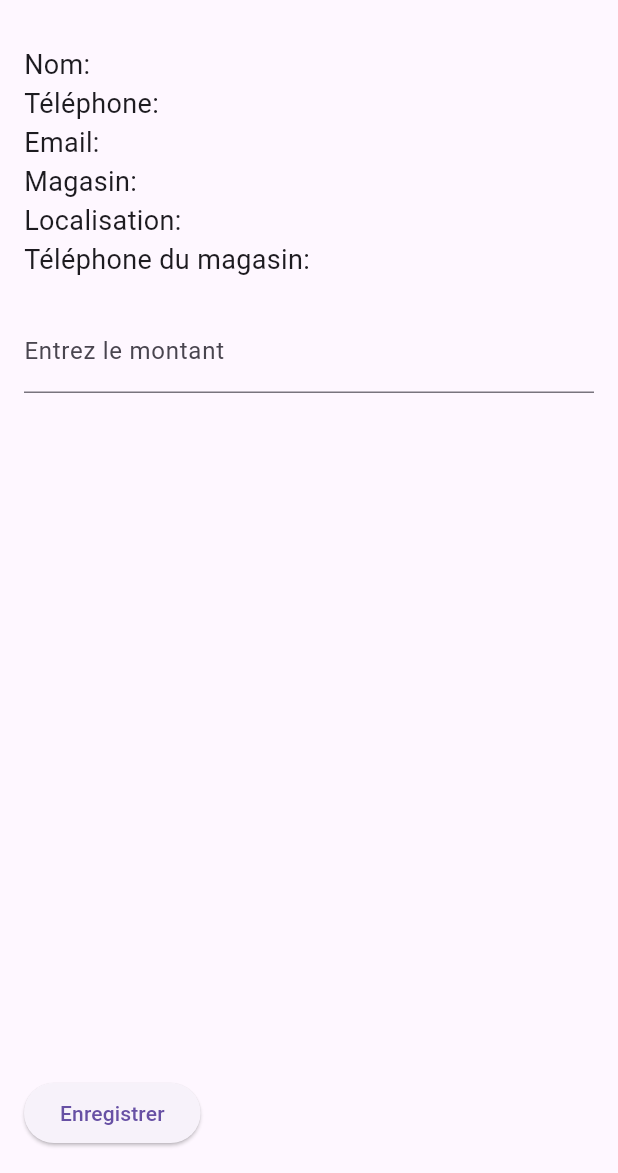
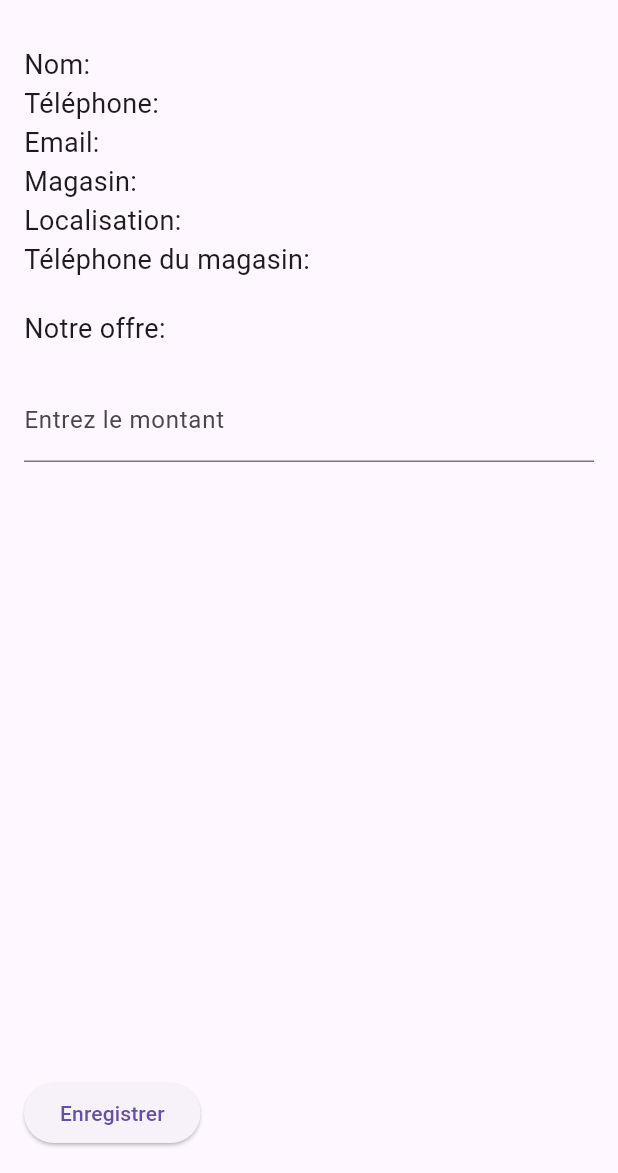
Before and after one commit to vetcho37/cartdor-flutter, a Flutter app: the TransactionNoDiscountPage screen opened directly with empty values, on a phone screen of 412 x 824 dp, the part 63-1236 px from its top. Run offline on Flutter 3.47's test engine with Material 3 defaults, Android fonts, the light colour scheme and no system bars; our stand-ins replace cloud_firestore, email_validator, firebase_auth, firebase_core, flutter_lucide, qr_flutter and 1 more; missing offline and left inert: dart:html, gallery_saver_plus, mobile_scanner; accounts and stored records are empty.

Commit message:
Mise à jour de l'application62

```diff
--- a/lib/offreseul.dart
+++ b/lib/offreseul.dart
@@ -15,6 +15,7 @@ class TransactionNoDiscountPage extends StatefulWidget {
   final String storeName;
   final String storeLocation;
   final String storePhone;
+  final String offre;
 
   TransactionNoDiscountPage({
     required this.name,
@@ -27,6 +28,7 @@ class TransactionNoDiscountPage extends StatefulWidget {
     required this.storeName,
     required this.storeLocation,
     required this.storePhone,
+    required this.offre,
   });
 
   @override
@@ -37,6 +39,7 @@ class TransactionNoDiscountPage extends StatefulWidget {
 class _TransactionNoDiscountPageState extends State<TransactionNoDiscountPage> {
   final TextEditingController _amountController = TextEditingController();
   String transactionCode = '';
+  double initialAmount = 0.0; // Montant initial avant réduction
 
   @override
   void initState() {
@@ -63,7 +66,9 @@ class _TransactionNoDiscountPageState extends State<TransactionNoDiscountPage> {
         'storeName': widget.storeName,
         'storeLocation': widget.storeLocation,
         'storePhone': widget.storePhone,
+        'initialAmount': amount,
         'amount': amount,
+        'offre': widget.offre,
         'date': DateTime.now(),
         'isDiscountApplied':
             false, // Indique que la réduction n'a pas été appliquée
@@ -122,6 +127,9 @@ class _TransactionNoDiscountPageState extends State<TransactionNoDiscountPage> {
             Text('Téléphone du magasin: ${widget.storePhone}',
                 style: TextStyle(fontSize: 18)),
             SizedBox(height: 20),
+            Text('Notre offre: ${widget.offre}',
+                style: TextStyle(fontSize: 18)),
+            SizedBox(height: 20),
             TextField(
               controller: _amountController,
               decoration: InputDecoration(labelText: 'Entrez le montant'),
--- a/lib/scanqr.dart
+++ b/lib/scanqr.dart
@@ -26,6 +26,7 @@ class _ScanQRCodePageState extends State<ScanQRCodePage> {
   late String storeName;
   late String storeLocation;
   late String storePhone;
+  late String offre;
 
   @override
   Widget build(BuildContext context) {
@@ -170,7 +171,6 @@ class _ScanQRCodePageState extends State<ScanQRCodePage> {
               },
               child: Text('Continuer la  Transaction'),
             ),
-
           ElevatedButton(
             onPressed: () {
               Navigator.of(context).pop();
@@ -200,6 +200,7 @@ class _ScanQRCodePageState extends State<ScanQRCodePage> {
           storeName: storeName,
           storeLocation: storeLocation,
           storePhone: storePhone,
+          offre: offre,
         ),
       ),
     );
@@ -220,6 +221,7 @@ class _ScanQRCodePageState extends State<ScanQRCodePage> {
           storeName: storeName,
           storeLocation: storeLocation,
           storePhone: storePhone,
+          offre: offre,
         ),
       ),
     );
--- a/lib/transactionpage.dart
+++ b/lib/transactionpage.dart
@@ -19,6 +19,7 @@ class TransactionPage extends StatefulWidget {
   final String storeName;
   final String storeLocation;
   final String storePhone;
+  final String offre;
 
   TransactionPage({
     required this.name,
@@ -32,6 +33,7 @@ class TransactionPage extends StatefulWidget {
     required this.storeName,
     required this.storeLocation,
     required this.storePhone,
+    required this.offre,
   });
 
   @override
@@ -80,6 +82,7 @@ class _TransactionPageState extends State<TransactionPage> {
         'initialAmount': initialAmount,
         'amount': finalAmount,
         'date': DateTime.now(),
+        'offre': widget.offre,
       });
 
       // Affichage de la boîte de dialogue de confirmation
@@ -139,6 +142,9 @@ class _TransactionPageState extends State<TransactionPage> {
             Text('Téléphone du magasin: ${widget.storePhone}',
                 style: TextStyle(fontSize: 18)),
             SizedBox(height: 20),
+            Text('Notre offre: ${widget.offre}',
+                style: TextStyle(fontSize: 18)),
+            SizedBox(height: 20),
             TextField(
               controller: _amountController,
               decoration: InputDecoration(labelText: 'Entrez le montant'),
```
Lines whose indentation alone changed are shown as unchanged.
